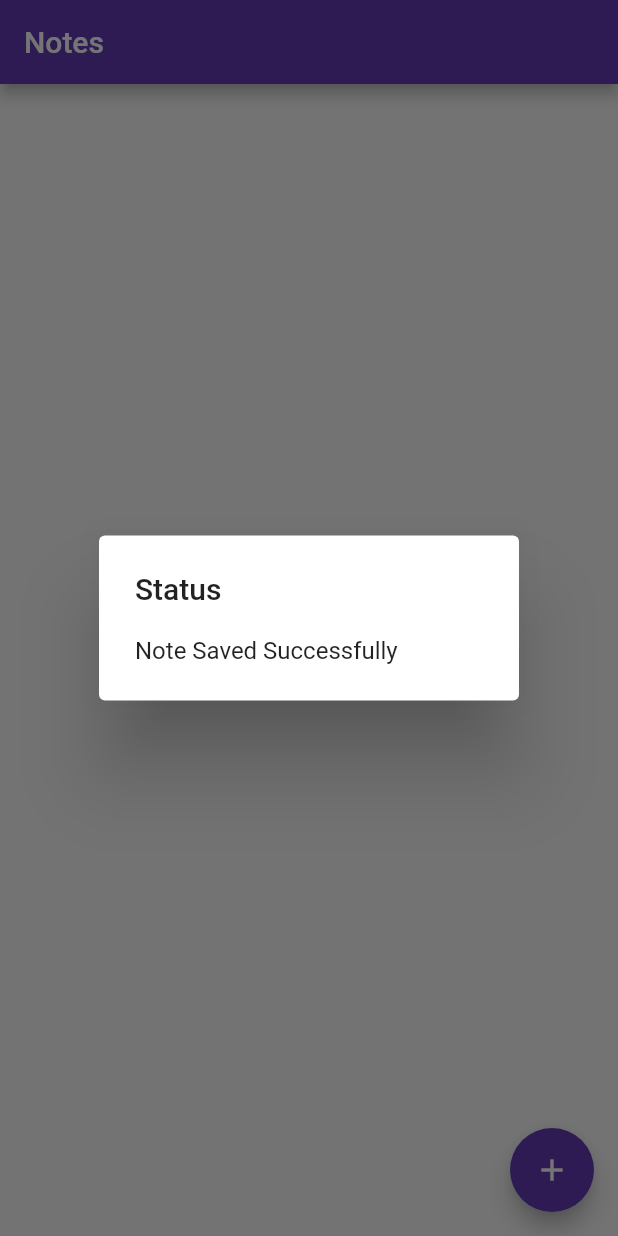
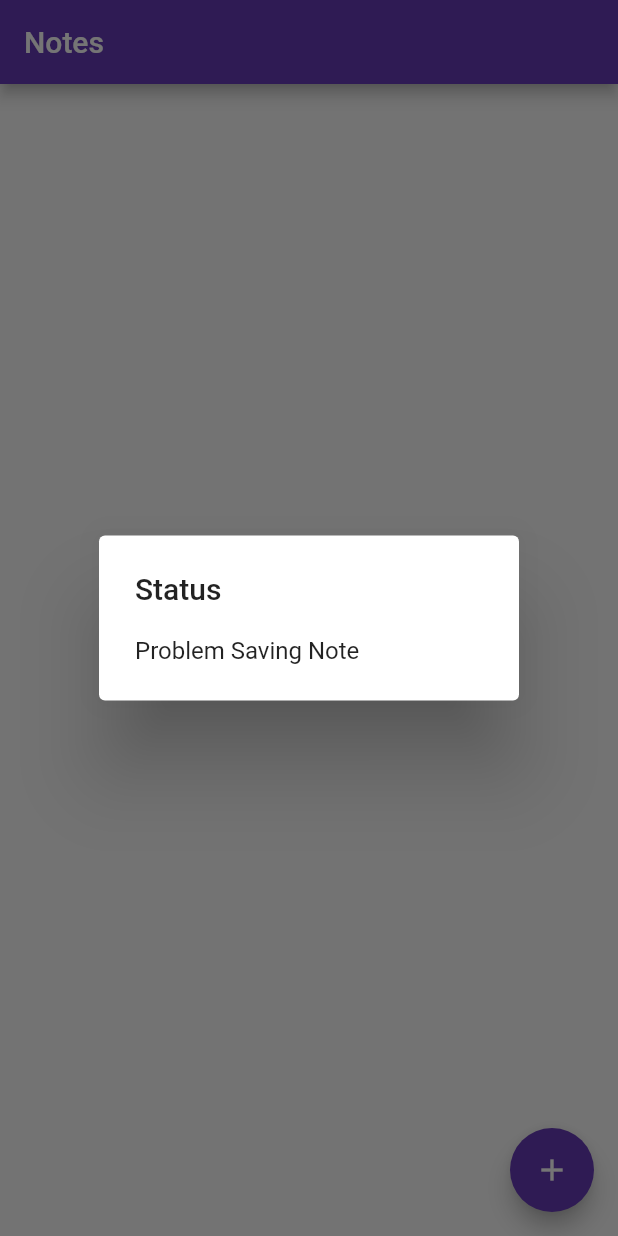
Before and after one commit to MohamedTarekMetwally/Note_Keeper, a Flutter app: the NoteDetail screen opened directly with empty values, after a tap on "Save", on a phone screen of 412 x 824 dp. Run offline on Flutter 3.47's test engine with Material 2 defaults, Android fonts, the phone set to English and light mode, and no system bars; our stand-ins replace sqflite; accounts and stored records are empty.

Commit message:
something wrong in saving

```diff
--- a/lib/screens/note_detail.dart
+++ b/lib/screens/note_detail.dart
@@ -62,7 +62,7 @@ class NoteDetailState extends State<NoteDetail> {
                       child: Text(dropDownStringItem),
                     );
                   }).toList(),
-                  //style: TextStyle,
+                  style: textStyle,
                   value: getPriorityAsString(note.priority),
                   onChanged: (valueSelectedByUser) {
                     setState(() {
@@ -164,7 +164,7 @@ class NoteDetailState extends State<NoteDetail> {
   }
 
   void moveToLastScreen() {
-    Navigator.pop(context,true);
+    Navigator.pop(context, true);
   }
 
   //convert the string priority in form of integer before saving it to database
@@ -215,12 +215,13 @@ class NoteDetailState extends State<NoteDetail> {
       result = await helper.insertNote(note);
     }
 
+
     if (result != 0) {
       //success
       _showAlertDialog('Status', 'Note Saved Successfully');
     } else {
       //failure
-      _showAlertDialog('Status', 'Note Saved Successfully');
+      _showAlertDialog('Status', 'Problem Saving Note');
     }
   }
 
--- a/lib/utils/database_helper.dart
+++ b/lib/utils/database_helper.dart
@@ -23,15 +23,17 @@ class DatabaseHelper {
     //_databaseHelper = DatabaseHelper._createInstance();
     // ignore: prefer_conditional_assignment
     if (_databaseHelper == null) {
-			_databaseHelper = DatabaseHelper._createInstance(); // This is executed only once, singleton object
-		}
+      _databaseHelper ??= DatabaseHelper
+          ._createInstance(); // This is executed only once, singleton object
+    }
     return DatabaseHelper._createInstance();
+    ;
   }
 
   Future<Database?> get database async {
     // ignore: prefer_conditional_assignment
     if (_database == null) {
-    _database ??= await initializeDatabase();
+      _database ??= await initializeDatabase();
     }
 
     return _database;
@@ -41,13 +43,15 @@ class DatabaseHelper {
     Directory directory = await getApplicationDocumentsDirectory();
     String path = directory.path + 'notes.db';
 
-    var notesDatabase = await openDatabase(path, version: 1, onCreate: _createDb);
+    var notesDatabase =
+        await openDatabase(path, version: 1, onCreate: _createDb);
     return notesDatabase;
   }
 
   void _createDb(Database db, int newversion) async {
-		await db.execute('CREATE TABLE $noteTable($colId INTEGER PRIMARY KEY AUTOINCREMENT, $colTitle TEXT, '
-				'$colDescription TEXT, $colPriority INTEGER, $colDate TEXT)');
+    await db.execute(
+        'CREATE TABLE $noteTable($colId INTEGER PRIMARY KEY AUTOINCREMENT, $colTitle TEXT, '
+        '$colDescription TEXT, $colPriority INTEGER, $colDate TEXT)');
   }
 
   //fetch operation : get all note objects from database
@@ -55,8 +59,9 @@ class DatabaseHelper {
   Future<List<Map<String, dynamic>>?> getNoteMapList() async {
     Database? db = await this.database;
 
-    //var result = await db.rawQuery('SELECT * FROM $noteTable order by $colPriority ASC');
-    var result = await db?.query(noteTable, orderBy: '$colPriority ASC');
+    var result = await db
+        ?.rawQuery('SELECT * FROM $noteTable order by $colPriority ASC');
+    //var result = await db?.query(noteTable, orderBy: '$colPriority ASC');
     return result;
   }
 
```
